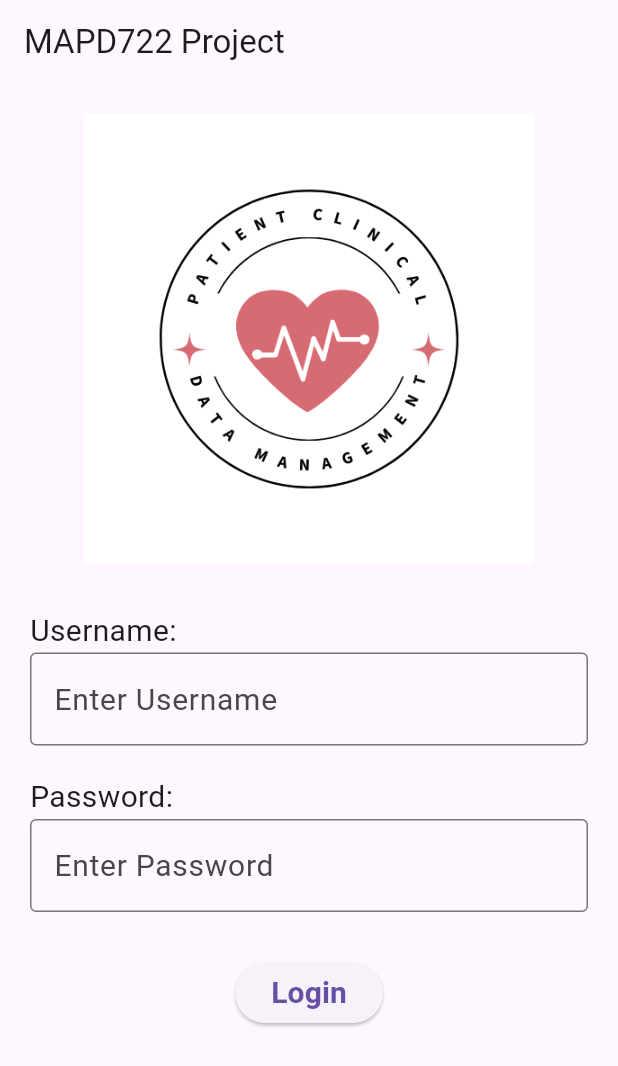
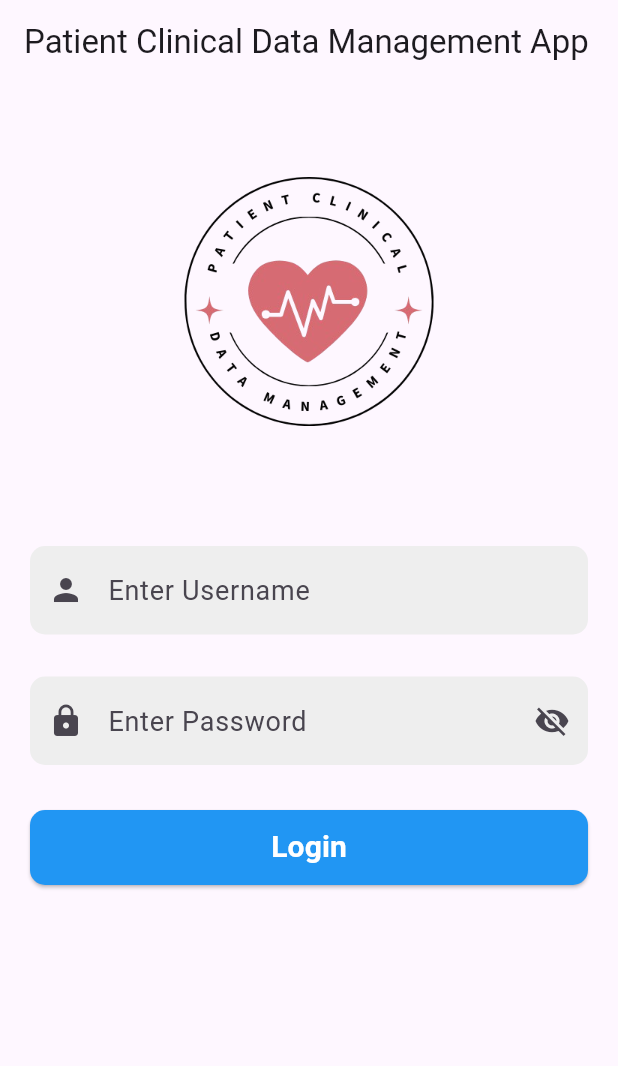
Before and after one commit to ywu256/MAPD722_Project, a Flutter app: the screen it shows after launch, on a phone screen of 412 x 824 dp. Shown: the top 1066 px of the screen. Run offline on Flutter 3.47's test engine with Material 3 defaults, Android fonts, the phone set to English and light mode, and no system bars.

Commit message:
Update welcome logo and improve login page

```diff
--- a/lib/loginScreen.dart
+++ b/lib/loginScreen.dart
@@ -1,19 +1,19 @@
 import 'package:flutter/material.dart';
 import 'package:mapd722_project/PatientListScreen.dart';
 
+class LoginScreen extends StatefulWidget {
+  const LoginScreen({super.key});
 
-class LoginScreen extends StatefulWidget {
   @override
   State<StatefulWidget> createState() {
     return _LoginScreenState();
   }
-
 }
 
 class _LoginScreenState extends State<LoginScreen> {
-
   final TextEditingController usernameController = TextEditingController();
   final TextEditingController passwordController = TextEditingController();
+  bool _isPasswordVisible = false;
 
   void _navigateToPatientList() async {
     await Navigator.push(context, MaterialPageRoute(builder: (context) => PatientListPage()));
@@ -22,52 +22,106 @@ class _LoginScreenState extends State<LoginScreen> {
   @override
   Widget build(BuildContext context) {
     return Scaffold(
-      appBar: AppBar(title: const Text('MAPD722 Project')),
+      appBar: AppBar(title: const Text('Patient Clinical Data Management App')),
       body: SingleChildScrollView(
         child: Padding(
-          padding: EdgeInsets.all(20),
+          padding: const EdgeInsets.all(20),
           child: Column(
             crossAxisAlignment: CrossAxisAlignment.start,
             children: [
+              /*----- App Image -----*/
               Align(
                 alignment: Alignment.topCenter,
                 child: Image.asset(
-                  'assets/Logo.jpg',
-                  height: 300,
+                  'assets/Logo.png',
+                  height: 250,
                   fit: BoxFit.cover,
                 ),
               ),
-              SizedBox(height: 30),
-              Text('Username:', style: TextStyle(fontSize: 20)),
+
+              const SizedBox(height: 30),
+
+              /*----- Username Field -----*/
+              // const Text('Username:', style: TextStyle(fontSize: 20, fontWeight: FontWeight.bold)),
+              const SizedBox(height: 8),
               TextField(
                 controller: usernameController,
+                style: const TextStyle(fontSize: 18),
+                decoration: InputDecoration(
+                  prefixIcon: const Icon(Icons.person),
+                  filled: true,
+                  fillColor: Colors.grey[200],
+                  border: OutlineInputBorder(
+                    borderRadius: BorderRadius.circular(10),
+                    borderSide: BorderSide.none,
+                  ),
+                  focusedBorder: OutlineInputBorder(
+                    borderRadius: BorderRadius.circular(10),
+                    borderSide: const BorderSide(color: Colors.blue, width: 2),
+                  ),
+                  hintText: "Enter Username",
+                ),
+              ),
 
-                style: TextStyle(fontSize: 20),
-                decoration: InputDecoration(border: OutlineInputBorder(), hintText: "Enter Username"),
-              ),
-              SizedBox(height: 20),
-              Text('Password:', style: TextStyle(fontSize: 20)),
+              const SizedBox(height: 20),
+
+              /*----- Password Field -----*/
+              // const Text('Password:', style: TextStyle(fontSize: 20, fontWeight: FontWeight.bold)),
+              const SizedBox(height: 8),
               TextField(
                 controller: passwordController,
-                style: TextStyle(fontSize: 20),
-                obscureText: true,
-                decoration: InputDecoration(border: OutlineInputBorder(), hintText: "Enter Password"),
+                style: const TextStyle(fontSize: 18),
+                obscureText: !_isPasswordVisible,
+                decoration: InputDecoration(
+                  prefixIcon: const Icon(Icons.lock),
+                  suffixIcon: IconButton(
+                    icon: Icon(_isPasswordVisible ? Icons.visibility : Icons.visibility_off),
+                    onPressed: () {
+                      setState(() {
+                        _isPasswordVisible = !_isPasswordVisible;
+                      });
+                    },
+                  ),
+                  filled: true,
+                  fillColor: Colors.grey[200],
+                  border: OutlineInputBorder(
+                    borderRadius: BorderRadius.circular(10),
+                    borderSide: BorderSide.none,
+                  ),
+                  focusedBorder: OutlineInputBorder(
+                    borderRadius: BorderRadius.circular(10),
+                    borderSide: const BorderSide(color: Colors.blue, width: 2),
+                  ),
+                  hintText: "Enter Password",
+                ),
               ),
-              SizedBox(height: 30),
+
+              const SizedBox(height: 30),
+
+              /*----- Login Button -----*/
               Center(
-                child: ElevatedButton(
-                  onPressed: _navigateToPatientList,
-                  child: const Text(
-                    'Login',
-                    style: TextStyle(fontSize: 20, fontWeight: FontWeight.bold),
+                child: SizedBox(
+                  width: double.infinity, // Make the button width fit the screen
+                  height: 50,
+                  child: ElevatedButton(
+                    style: ElevatedButton.styleFrom(
+                      backgroundColor: Colors.blue,
+                      shape: RoundedRectangleBorder(
+                        borderRadius: BorderRadius.circular(10),
+                      ),
+                    ),
+                    onPressed: _navigateToPatientList,
+                    child: const Text(
+                      'Login',
+                      style: TextStyle(fontSize: 20, fontWeight: FontWeight.bold, color: Colors.white),
+                    ),
                   ),
                 ),
-              )
+              ),
             ],
           ),
         ),
       ),
     );
   }
-
 }
--- a/lib/main.dart
+++ b/lib/main.dart
@@ -1,5 +1,5 @@
 import 'package:flutter/material.dart';
-import 'package:mapd722_project/loginScreen.dart';
+import 'package:mapd722_project/LoginScreen.dart';
 
 void main() {
   runApp(const MyApp());
--- a/pubspec.yaml
+++ b/pubspec.yaml
@@ -61,7 +61,7 @@ flutter:
   # the material Icons class.
   uses-material-design: true
   assets:
-    - assets/Logo.jpg
+    - assets/
 
   # To add assets to your application, add an assets section, like this:
   # assets:
```
Also changed, not shown: assets/Logo.png (added).
